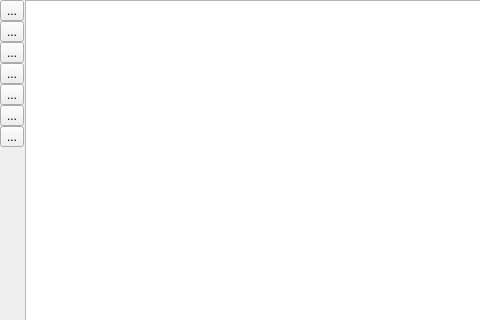
SafirSDK/safir-sdk-core, file src/util/sate_qt/src/outputwidget.ui: the form before one commit; both pictures show x 0 to 480 and y 0 to 320 of the 1210 by 530 pixel window.
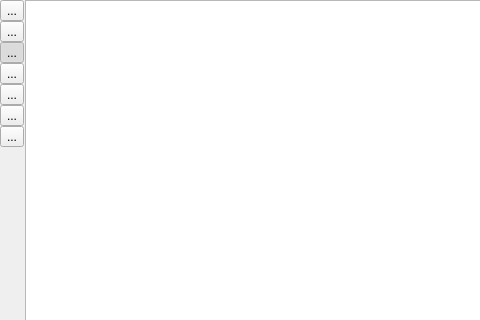
The form after the commit. Icons and pictures are not drawn.

Diff of the .ui file:
```diff
--- a/src/util/sate_qt/src/outputwidget.ui
+++ b/src/util/sate_qt/src/outputwidget.ui
@@ -83,6 +83,9 @@
        <property name="checkable">
         <bool>true</bool>
        </property>
+       <property name="checked">
+        <bool>true</bool>
+       </property>
       </widget>
      </item>
      <item>
```
Left out of the diff: 6 changed lines with no effect on the pictures.
